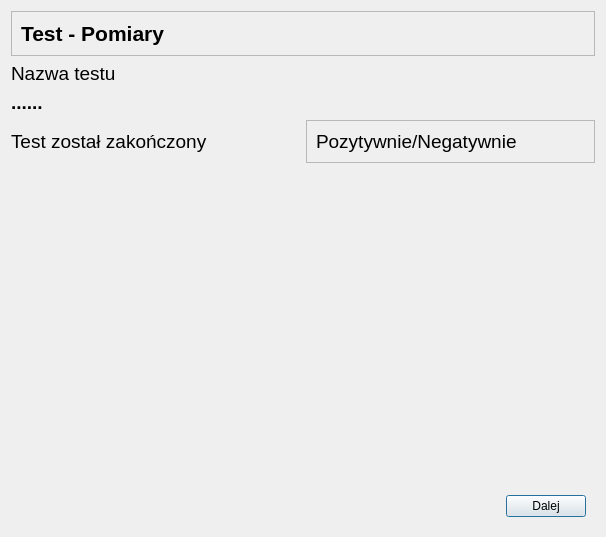
Qt form CzujkiLinioweApp/oknopodsumowanietestu.ui (wiacekmarcin/CzujkiLiniowe) before a commit.
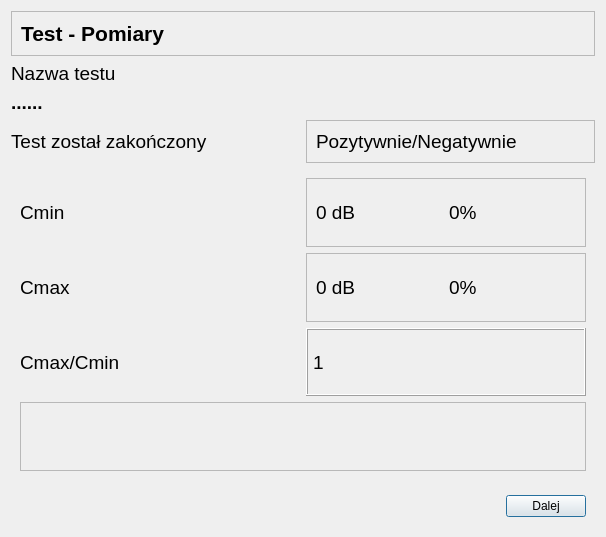
The same form after that commit. The open tabs and pages were chosen to show the change. Icons and pictures are not drawn.

Commit message: Odtwarzalnosc i powatarzalnosc OK (drobne bledy, ale chodza)

```diff
--- a/CzujkiLinioweApp/oknopodsumowanietestu.ui
+++ b/CzujkiLinioweApp/oknopodsumowanietestu.ui
@@ -382,7 +382,150 @@
        </item>
       </layout>
      </widget>
-     <widget class="QWidget" name="powtarzalnosc"/>
+     <widget class="QWidget" name="powtarzalnosc">
+      <layout class="QGridLayout" name="gridLayout_2">
+       <item row="1" column="1">
+        <widget class="QFrame" name="powtarzalnoscfrcmax">
+         <property name="frameShape">
+          <enum>QFrame::StyledPanel</enum>
+         </property>
+         <property name="frameShadow">
+          <enum>QFrame::Raised</enum>
+         </property>
+         <layout class="QHBoxLayout" name="horizontalLayoutodtwarzalnosccmax_2">
+          <item>
+           <widget class="QLabel" name="powtarzalnoscCmax">
+            <property name="font">
+             <font>
+              <pointsize>14</pointsize>
+             </font>
+            </property>
+            <property name="text">
+             <string>0 dB</string>
+            </property>
+           </widget>
+          </item>
+          <item>
+           <widget class="QLabel" name="powtarzalnoscCmax2">
+            <property name="font">
+             <font>
+              <pointsize>14</pointsize>
+             </font>
+            </property>
+            <property name="text">
+             <string>0%</string>
+            </property>
+           </widget>
+          </item>
+         </layout>
+        </widget>
+       </item>
+       <item row="0" column="1">
+        <widget class="QFrame" name="powtarzalnoscfrcmin">
+         <property name="frameShape">
+          <enum>QFrame::StyledPanel</enum>
+         </property>
+         <property name="frameShadow">
+          <enum>QFrame::Raised</enum>
+         </property>
+         <layout class="QHBoxLayout" name="horizontalLayoutodtwarzalnosccmin_2">
+          <item>
+           <widget class="QLabel" name="powtarzalnoscCmin">
+            <property name="font">
+             <font>
+              <pointsize>14</pointsize>
+             </font>
+            </property>
+            <property name="text">
+             <string>0 dB</string>
+            </property>
+           </widget>
+          </item>
+          <item>
+           <widget class="QLabel" name="powtarzalnoscCmin2">
+            <property name="font">
+             <font>
+              <pointsize>14</pointsize>
+             </font>
+            </property>
+            <property name="text">
+             <string>0%</string>
+            </property>
+           </widget>
+          </item>
+         </layout>
+        </widget>
+       </item>
+       <item row="2" column="0">
+        <widget class="QLabel" name="ePowtarzalnoscCmaxCmin">
+         <property name="font">
+          <font>
+           <pointsize>14</pointsize>
+          </font>
+         </property>
+         <property name="text">
+          <string>Cmax/Cmin</string>
+         </property>
+        </widget>
+       </item>
+       <item row="1" column="0">
+        <widget class="QLabel" name="ePowtarzalnoscscCmax">
+         <property name="font">
+          <font>
+           <pointsize>14</pointsize>
+          </font>
+         </property>
+         <property name="text">
+          <string>Cmax</string>
+         </property>
+        </widget>
+       </item>
+       <item row="0" column="0">
+        <widget class="QLabel" name="ePowtarzalnoscCmin">
+         <property name="font">
+          <font>
+           <pointsize>14</pointsize>
+          </font>
+         </property>
+         <property name="text">
+          <string>Cmin</string>
+         </property>
+         <property name="wordWrap">
+          <bool>true</bool>
+         </property>
+        </widget>
+       </item>
+       <item row="2" column="1">
+        <widget class="QLabel" name="powtarzalnoscCmaxCmin">
+         <property name="font">
+          <font>
+           <pointsize>14</pointsize>
+          </font>
+         </property>
+         <property name="frameShape">
+          <enum>QFrame::Box</enum>
+         </property>
+         <property name="frameShadow">
+          <enum>QFrame::Raised</enum>
+         </property>
+         <property name="text">
+          <string>1</string>
+         </property>
+        </widget>
+       </item>
+       <item row="3" column="0" colspan="2">
+        <widget class="QFrame" name="frPowatarzalnoscPrzbieg">
+         <property name="frameShape">
+          <enum>QFrame::StyledPanel</enum>
+         </property>
+         <property name="frameShadow">
+          <enum>QFrame::Raised</enum>
+         </property>
+         <layout class="QGridLayout" name="powtarzalnoscPrzebiegrGridLayout"/>
+        </widget>
+       </item>
+      </layout>
+     </widget>
     </widget>
    </item>
   </layout>
```
Left out of the diff: 2 changed lines with no effect on the pictures. The commit also changes 29 other files.
